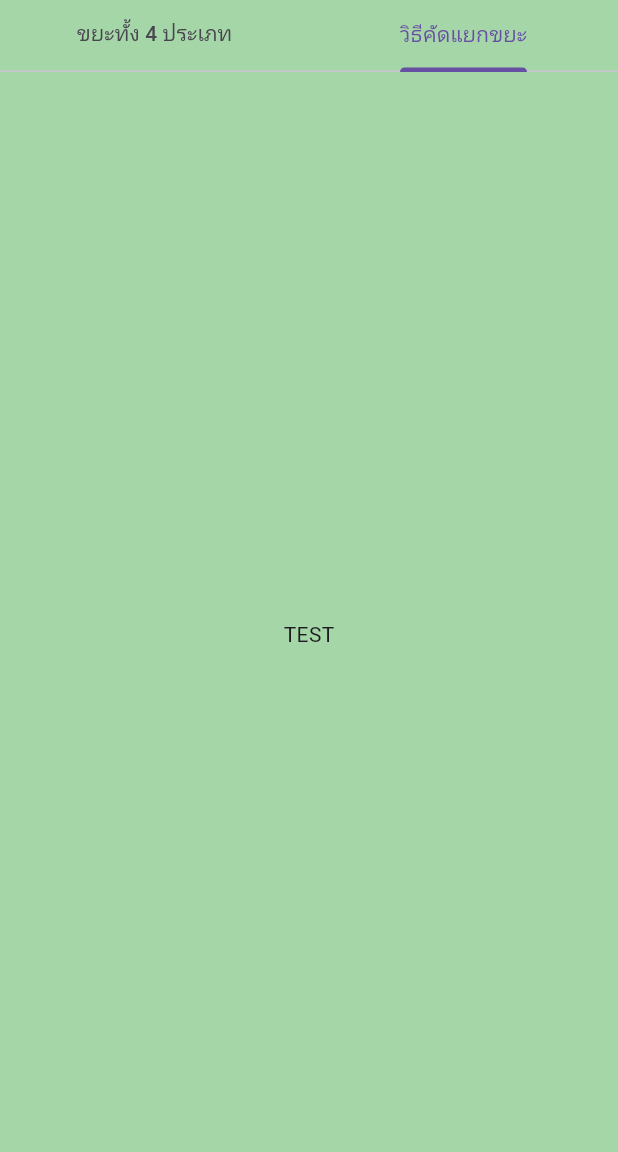
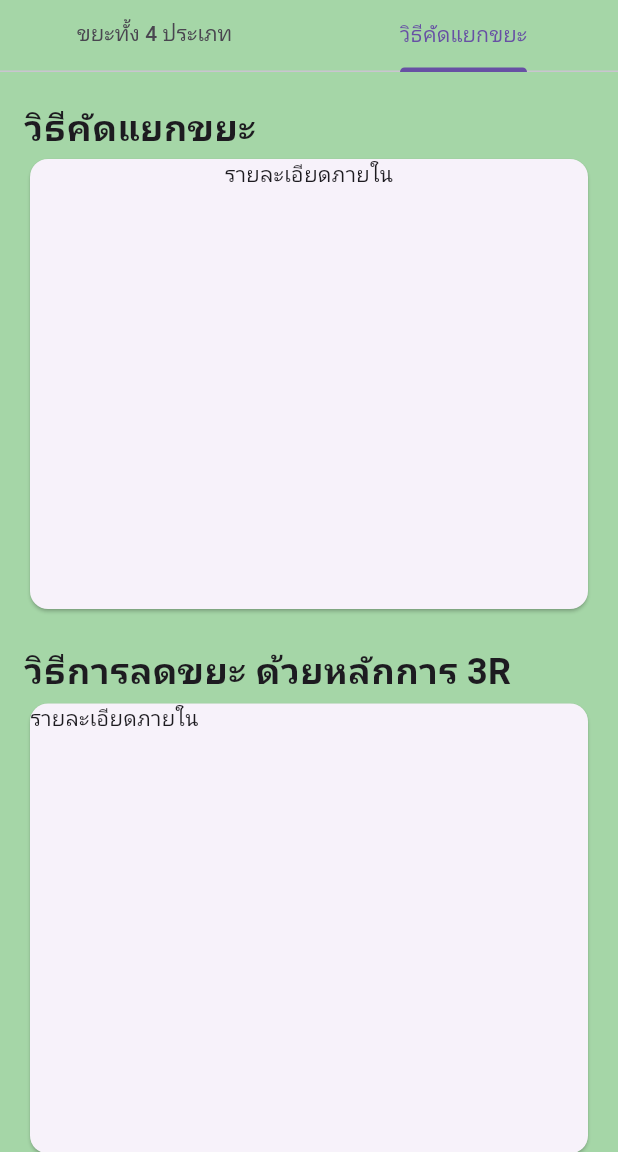
Before and after one commit to bosssnkc/zerowastehero, a Flutter app: the typeOfTrash screen opened directly, tab 2 chosen, on a phone screen of 412 x 824 dp, the part 84-1236 px from its top. Run offline on Flutter 3.47's test engine with Material 3 defaults, Android fonts, the phone set to English and light mode, and no system bars; network calls fail.

Commit message:
add วิธีการคัดแยกขยะ

```diff
--- a/lib/mainMenu.dart
+++ b/lib/mainMenu.dart
@@ -32,7 +32,7 @@ class _MainPageState extends State<MainPage> {
   @override
   Widget build(BuildContext context) {
     return Scaffold(
-      backgroundColor: Colors.green[100],
+      backgroundColor: Colors.green[50],
       appBar: AppBar(
         backgroundColor: Colors.green[300],
         elevation: 0,
@@ -93,6 +93,7 @@ class _HomeScreenState extends State<HomeScreen> {
   @override
   Widget build(BuildContext context) {
     return SingleChildScrollView(
+      //เมื่อต้องการให้หน้าสามารถเลื่อนขึ้นลงได้
       child: Padding(
         padding: const EdgeInsets.all(16.0),
         child: Column(
--- a/lib/trashType.dart
+++ b/lib/trashType.dart
@@ -1,5 +1,4 @@
 import 'package:flutter/material.dart';
-import 'package:flutter/widgets.dart';
 
 class typeOfTrash extends StatefulWidget {
   const typeOfTrash({super.key});
@@ -41,16 +40,32 @@ class _typeOfTrashState extends State<typeOfTrash> {
                       ),
                     ],
                   ),
+                  Expanded(
+                    child: TabBarView(
+                      children: <Widget>[
+                        fourTypeOfTrash(),
+                        howToSortingPage(),
+                      ],
+                    ),
+                  ),
+                ],
+              ),
+            )));
+  }
+}
+
+class fourTypeOfTrash extends StatelessWidget {
+  const fourTypeOfTrash({super.key});
+
+  @override
+  Widget build(BuildContext context) {
+    return const Center(
+      child: Column(
+        crossAxisAlignment: CrossAxisAlignment.center,
+        children: [
           SizedBox(
             height: 30,
           ),
-                  Expanded(
-                    child: TabBarView(
-                      children: <Widget>[
-                        Center(
-                          child: Column(
-                            crossAxisAlignment: CrossAxisAlignment.center,
-                            children: [
           Text(
             'ขยะในประเภทต่างๆ',
             style: TextStyle(
@@ -66,16 +81,96 @@ class _typeOfTrashState extends State<typeOfTrash> {
           )
         ],
       ),
+    );
+  }
+}
+
+class howToSortingPage extends StatelessWidget {
+  const howToSortingPage({super.key});
+
+  @override
+  Widget build(BuildContext context) {
+    return SingleChildScrollView(
+        child: Padding(
+      padding: const EdgeInsets.fromLTRB(16, 0, 16, 0),
+      child: Column(
+        crossAxisAlignment: CrossAxisAlignment.stretch,
+        children: [
+          const SizedBox(
+            height: 20,
           ),
-                        Center(
-                          child: Text('TEST'),
+          const Text(
+            'วิธีคัดแยกขยะ',
+            style: TextStyle(fontSize: 24, fontWeight: FontWeight.bold),
+          ),
+          Card(
+            clipBehavior: Clip.hardEdge,
+            child: InkWell(
+              splashColor: Colors.blue,
+              onTap: () {
+                debugPrint('Clicked');
+              },
+              child: const SizedBox(
+                width: 400,
+                height: 300,
+                child: Text(
+                  'รายละเอียดภายใน',
+                  textAlign: TextAlign.center,
+                ),
+              ),
+            ),
+          ),
+          const SizedBox(
+            height: 20,
+          ),
+          const Text(
+            'วิธีการลดขยะ ด้วยหลักการ 3R',
+            style: TextStyle(fontSize: 24, fontWeight: FontWeight.bold),
+          ),
+          Card(
+            clipBehavior: Clip.hardEdge,
+            child: InkWell(
+              splashColor: Colors.blue,
+              onTap: () {
+                debugPrint('card 2 Clicked');
+              },
+              child: const SizedBox(
+                width: 400,
+                height: 300,
+                child: Text(
+                  'รายละเอียดภายใน',
+                  textAlign: TextAlign.start,
+                ),
+              ),
+            ),
+          ),
+          const SizedBox(
+            height: 20,
+          ),
+          const Text(
+            'หัวข้อ 3',
+            style: TextStyle(fontSize: 24, fontWeight: FontWeight.bold),
+          ),
+          Card(
+            clipBehavior: Clip.hardEdge,
+            child: InkWell(
+              splashColor: Colors.blue,
+              onTap: () {
+                debugPrint('card 3 Clicked');
+              },
+              child: const SizedBox(
+                width: 400,
+                height: 300,
+                child: Text(
+                  'รายละเอียดภายใน',
+                  textAlign: TextAlign.end,
+                ),
+              ),
+            ),
           )
         ],
       ),
-                  ),
-                ],
-              ),
-            )));
+    ));
   }
 }
 
@@ -95,8 +190,8 @@ class gridWieget extends StatelessWidget {
       children: [
         InkWell(
             onTap: () {},
-            child: gridItem('ขยะทั่วไป', Icons.recycling, Colors.blue)),
-        gridItem('ขยะรีไซเคิล', Icons.text_snippet, Colors.amber),
+            child: gridItem('ขยะทั่วไป', Icons.car_crash, Colors.blue)),
+        gridItem('ขยะรีไซเคิล', Icons.recycling, Colors.amber),
         gridItem('ขยะอินทรีย์', Icons.five_g_sharp, Colors.green),
         gridItem('ขยะอันตราย', Icons.biotech, Colors.red),
       ],
```
Also changed, not shown: lib/SettingsMenu.dart (+12 -3 lines). Lines whose indentation alone changed are shown as unchanged.
